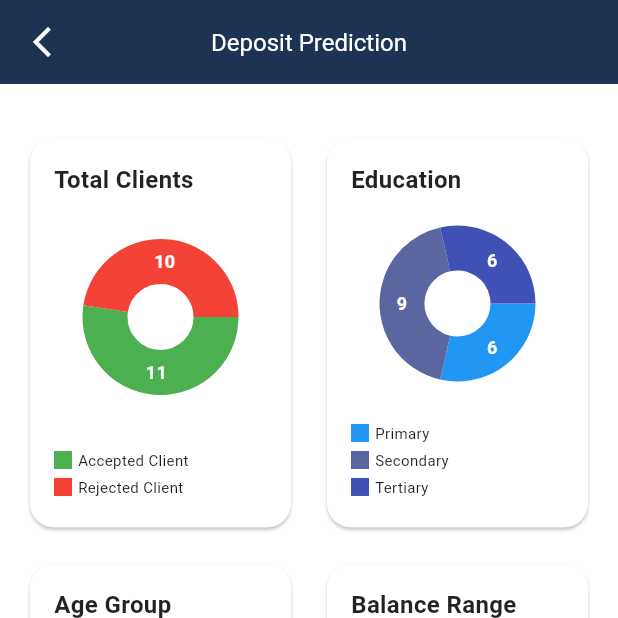
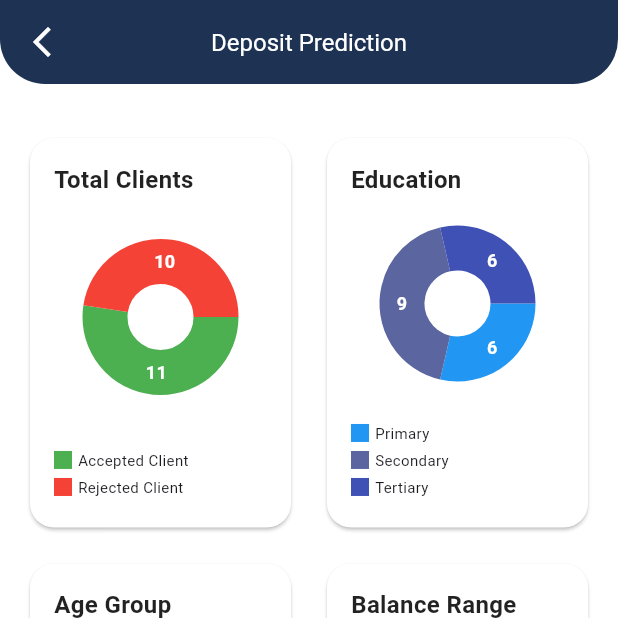
Before and after one commit to MohdSameer4532/MeeranaBanking, a Flutter app: the DepositPredictionPage screen opened directly, on a phone screen of 412 x 824 dp, the top half of it. Run offline on Flutter 3.47's test engine with Material 3 defaults, Android fonts, the phone set to English and light mode, and no system bars; drawn by our look-alikes of fl_chart.

Commit message:
changed appbar

```diff
--- a/lib/Deposit/deposit_general_analytics.dart
+++ b/lib/Deposit/deposit_general_analytics.dart
@@ -2,25 +2,19 @@ import 'package:flutter/material.dart';
 import 'package:fl_chart/fl_chart.dart';
 import 'deposit_person.dart'; // Import your Person class and dummyData list
 import 'deposit_user_input_form.dart'; // Import your UserInputForm widget
+import '../custom_app_bar.dart';
 
 class DepositPredictionPage extends StatelessWidget {
   @override
   Widget build(BuildContext context) {
     return Scaffold(
-      backgroundColor: Color.fromARGB(255, 255, 255, 255),
-      appBar: AppBar(
-        backgroundColor: Color(0xFF1E3354),
-        elevation: 0,
-        leading: IconButton(
-          icon: Icon(Icons.arrow_back_ios_new, color: Colors.white),
-          onPressed: () {
-            Navigator.pop(context);
-          },
-        ),
-        title: Text(
-          'Deposit Prediction',
-          style: TextStyle(color: Colors.white, fontSize: 16),
-        ),
+      backgroundColor: Colors.white, // Set the background color of the Scaffold
+      appBar: CustomAppBar(
+        c: context,
+        title: 'Deposit Prediction',
+        backButton: true, // Enable back button
+        backgroundColor: Color.fromARGB(
+            255, 30, 51, 84), // Set the background color of the AppBar
       ),
       body: SingleChildScrollView(
         child: Column(
--- /dev/null
+++ b/lib/custom_app_bar.dart
@@ -0,0 +1,105 @@
+import 'package:flutter/material.dart';
+
+class CustomAppBar extends StatefulWidget implements PreferredSizeWidget {
+  final bool backButton;
+  final BuildContext c;
+  final String? title;
+  final Color backgroundColor; // Add backgroundColor parameter
+
+  CustomAppBar({
+    super.key,
+    this.backButton = false,
+    required this.c,
+    this.title,
+    required this.backgroundColor, // Require backgroundColor parameter
+  });
+
+  @override
+  State<CustomAppBar> createState() => _CustomAppBarState();
+
+  @override
+  Size get preferredSize => const Size.fromHeight(kToolbarHeight);
+}
+
+class _CustomAppBarState extends State<CustomAppBar> {
+  @override
+  Widget build(BuildContext context) {
+    return widget.backButton
+        ? AppBar(
+            centerTitle: true,
+            leading: GestureDetector(
+              onTap: () {
+                Navigator.of(widget.c).pop(); // Use Navigator to pop
+              },
+              child: const Icon(
+                Icons.arrow_back_ios_new,
+                color: Colors.white, // Set the arrow color to white
+              ),
+            ),
+            title: Text(
+              widget.title ?? '',
+              style: TextStyle(
+                fontSize: 16, // Set the text size to 16
+                fontWeight: FontWeight.normal, // Set the font weight to normal
+                color: Colors.white, // Set the title text color to white
+              ),
+            ),
+            backgroundColor: widget.backgroundColor, // Set the background color
+            shape: const RoundedRectangleBorder(
+              borderRadius: BorderRadius.vertical(
+                bottom: Radius.circular(30),
+              ),
+            ),
+          )
+        : AppBar(
+            leading: Padding(
+              padding: const EdgeInsets.all(8.0),
+              child: GestureDetector(
+                onTap: () {
+                  // Define navigation logic here
+                },
+                child: const CircleAvatar(
+                  backgroundImage:
+                      AssetImage('assets/profile.png'), // Placeholder
+                ),
+              ),
+            ),
+            title: GestureDetector(
+              onTap: () {
+                // Define navigation logic here
+              },
+              child: Column(
+                crossAxisAlignment: CrossAxisAlignment.start,
+                children: [
+                  Text(
+                    'User Name', // Placeholder
+                    style: TextStyle(
+                      fontSize: 16, // Set the text size to 16
+                      fontWeight:
+                          FontWeight.normal, // Set the font weight to normal
+                      color: Colors.white, // Set the title text color to white
+                    ),
+                  ),
+                ],
+              ),
+            ),
+            actions: [
+              IconButton(
+                icon: const Icon(
+                  Icons.menu,
+                  color: Colors.white, // Set the menu icon color to white
+                ),
+                onPressed: () {
+                  // Open end drawer
+                },
+              ),
+            ],
+            backgroundColor: widget.backgroundColor, // Set the background color
+            shape: const RoundedRectangleBorder(
+              borderRadius: BorderRadius.vertical(
+                bottom: Radius.circular(30),
+              ),
+            ),
+          );
+  }
+}
```
Also changed, not shown: lib/Credit Approval/credit_home_page.dart (+8 -14 lines), lib/Credit Approval/credit_result_screen.dart (+8 -14 lines), lib/Credit Approval/credit_user_input_page.dart (+8 -14 lines), lib/Deposit/deposit_resultscreen.dart (+8 -14 lines), lib/Deposit/deposit_user_input_form.dart (+8 -14 lines), lib/Fraud Detection/fraud_general_analysis.dart (+8 -14 lines), lib/Fraud Detection/fraud_prediction.dart (+8 -14 lines), lib/Fraud Detection/fraud_result_page.dart (+8 -13 lines), lib/Loan Prediction/loan_general_analytics.dart (+8 -14 lines), lib/Loan Prediction/loan_prediction_page.dart (+13 -28 lines), lib/Loan Prediction/loan_result_page.dart (+8 -19 lines), pubspec.yaml (+7 -2 lines), pubspec.lock.
